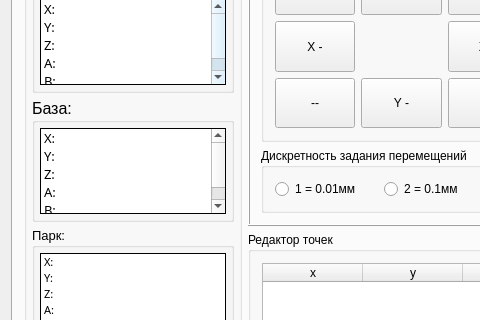
The window that KAMEditor/mainwindow.ui (Xtail96/SML) describes before a commit, drawn with Qt 5; both pictures show x 0 to 480 and y 132 to 452 of the 1101 by 774 pixel window.
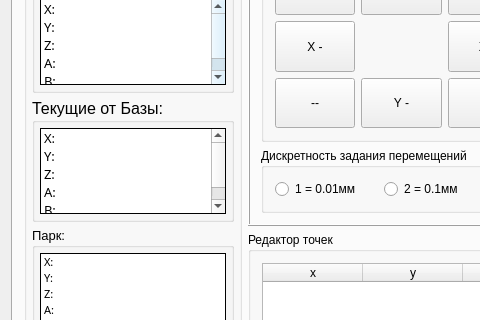
The same window after the commit. The open tabs and pages were chosen to show the change.

Commit message: Добавлен функционал кнопки "Обнулить" изменено назначение базовых координат (координаты базы  -> текущие координаты от базы)

The edit to the form file:
```diff
--- a/KAMEditor/mainwindow.ui
+++ b/KAMEditor/mainwindow.ui
@@ -2089,7 +2089,7 @@
               </font>
              </property>
              <property name="title">
-              <string>База:</string>
+              <string>Текущие от Базы:</string>
              </property>
              <property name="flat">
               <bool>false</bool>
```
Left out of the diff: 2 changed lines with no effect on the pictures. The commit also changes 4 other files.
